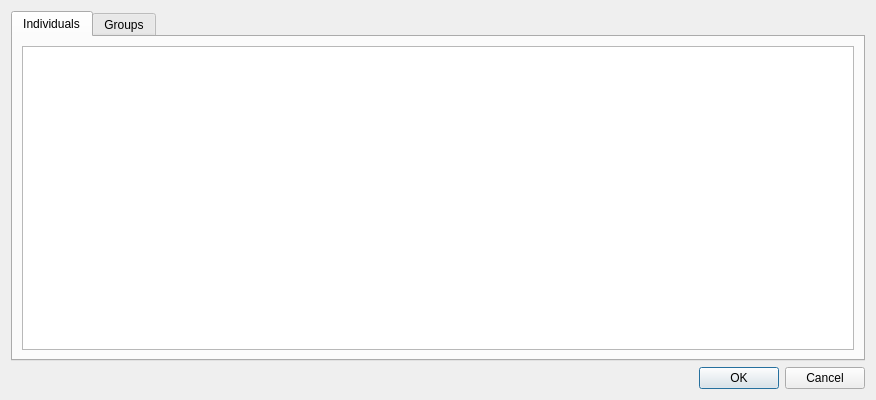
diana134/afs, file Forms/ui_chooseParticipantDialog.ui: the form before one commit.
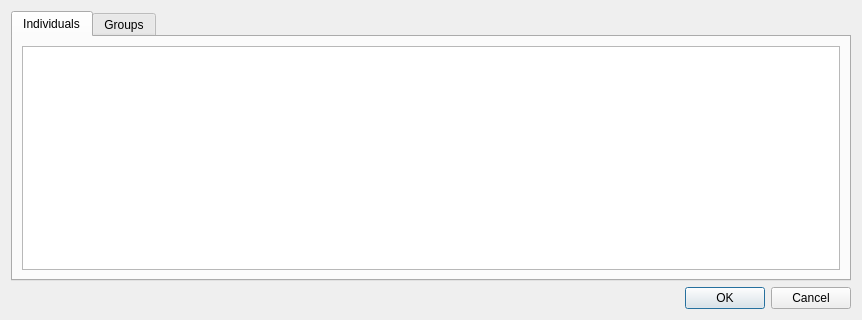
The form after the commit.

Commit message: Tables sort by most recently added.

```diff
--- a/Forms/ui_chooseParticipantDialog.ui
+++ b/Forms/ui_chooseParticipantDialog.ui
@@ -9,8 +9,8 @@
    <rect>
     <x>0</x>
     <y>0</y>
-    <width>876</width>
-    <height>400</height>
+    <width>862</width>
+    <height>320</height>
    </rect>
   </property>
   <property name="windowTitle">
@@ -47,8 +47,11 @@
          <attribute name="horizontalHeaderShowSortIndicator" stdset="0">
           <bool>true</bool>
          </attribute>
+         <attribute name="verticalHeaderShowSortIndicator" stdset="0">
+          <bool>false</bool>
+         </attribute>
          <attribute name="verticalHeaderStretchLastSection">
-          <bool>true</bool>
+          <bool>false</bool>
          </attribute>
         </widget>
        </item>
```
The commit also changes 6 other files.
